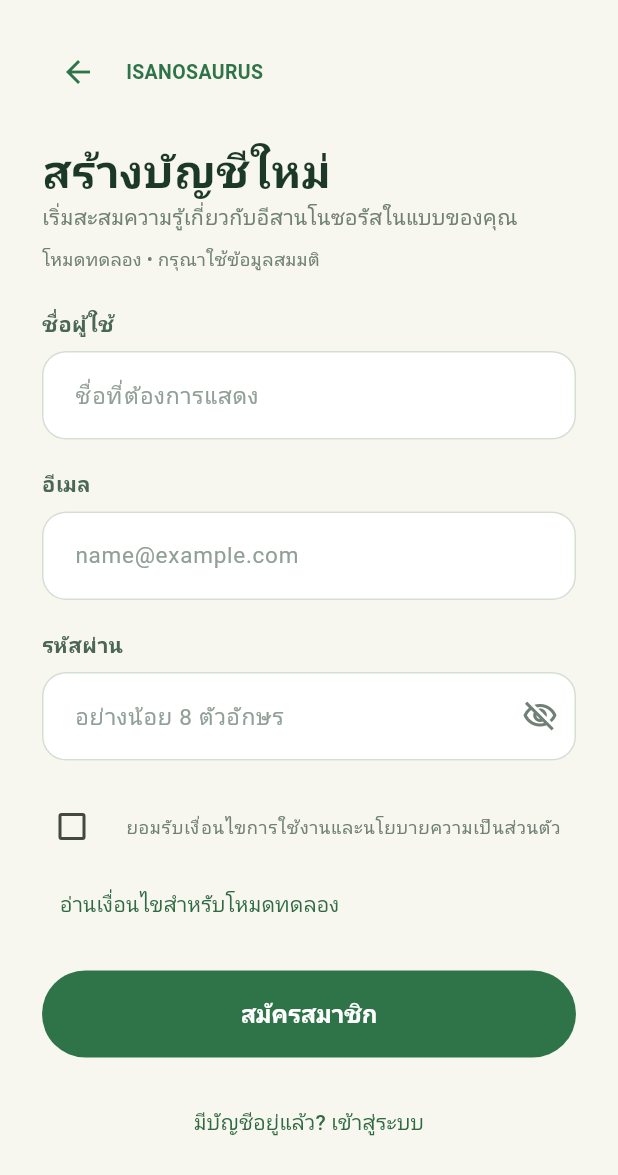
After one commit to Ryu338-kidsada/isanosaurus_app, a Flutter app: the RegisterPage screen opened directly, on a phone screen of 412 x 824 dp. The commit adds this screen. Shown: the top 1175 px of the screen. Run offline on Flutter 3.47's test engine with Material 3 defaults, Android fonts, the phone set to English and light mode, and no system bars.

Commit message:
build register page

```diff
--- /dev/null
+++ b/lib/features/auth/register_page.dart
@@ -0,0 +1,309 @@
+import 'package:flutter/material.dart';
+import 'package:flutter/services.dart';
+
+/// Demonstrates registration locally without storing or sending form values.
+class RegisterPage extends StatefulWidget {
+  const RegisterPage({super.key});
+
+  @override
+  State<RegisterPage> createState() => _RegisterPageState();
+}
+
+class _RegisterPageState extends State<RegisterPage> {
+  static const _leaf = Color(0xFF2F7448);
+  static const _bone = Color(0xFFF7F6EF);
+  static const _ink = Color(0xFF1C3828);
+  static const _muted = Color(0xFF718076);
+  final _formKey = GlobalKey<FormState>();
+  bool _obscurePassword = true;
+
+  void _register() {
+    if (!_formKey.currentState!.validate()) return;
+    FocusScope.of(context).unfocus();
+    _formKey.currentState!.reset();
+    Navigator.of(context).pop(true);
+  }
+
+  void _showTerms() {
+    FocusScope.of(context).unfocus();
+    showDialog<void>(
+      context: context,
+      builder: (context) => AlertDialog(
+        scrollable: true,
+        title: const Text('เงื่อนไขสำหรับโหมดทดลอง'),
+        content: const SingleChildScrollView(
+          child: Text(
+            'หน้านี้ใช้ทดลองขั้นตอนสมัครสมาชิกเท่านั้น ไม่สร้างบัญชีจริง '
+            'และไม่ส่งหรือบันทึกข้อมูลที่กรอกลงฐานข้อมูลหรือพื้นที่จัดเก็บของแอป\n\n'
+            'กรุณาใช้ชื่อ อีเมล และรหัสผ่านสมมติ ข้อมูลในฟอร์มจะถูกล้างเมื่อออกจากหน้านี้ '
+            'หรือทดลองสมัครสำเร็จ',
+          ),
+        ),
+        actions: [
+          TextButton(
+            onPressed: () => Navigator.of(context).pop(),
+            child: const Text('ปิด'),
+          ),
+        ],
+      ),
+    );
+  }
+
+  Widget _field({
+    required String label,
+    required String hint,
+    required FormFieldValidator<String> validator,
+    bool password = false,
+    TextInputType? keyboardType,
+  }) {
+    return Column(
+      crossAxisAlignment: CrossAxisAlignment.start,
+      children: [
+        Text(
+          label,
+          style: const TextStyle(
+            color: Color(0xFF4A6657),
+            fontSize: 14,
+            fontWeight: FontWeight.w700,
+          ),
+        ),
+        const SizedBox(height: 8),
+        TextFormField(
+          key: ValueKey(label),
+          validator: validator,
+          keyboardType: keyboardType,
+          textInputAction: password
+              ? TextInputAction.done
+              : TextInputAction.next,
+          onFieldSubmitted: password ? (_) => _register() : null,
+          obscureText: password && _obscurePassword,
+          autocorrect: false,
+          enableSuggestions: false,
+          style: const TextStyle(color: _ink, fontSize: 15),
+          decoration: InputDecoration(
+            hintText: hint,
+            hintStyle: const TextStyle(color: Color(0xFF91A097), fontSize: 15),
+            filled: true,
+            fillColor: Colors.white,
+            contentPadding: const EdgeInsets.symmetric(
+              horizontal: 18,
+              vertical: 18,
+            ),
+            border: OutlineInputBorder(borderRadius: BorderRadius.circular(16)),
+            enabledBorder: OutlineInputBorder(
+              borderRadius: BorderRadius.circular(16),
+              borderSide: const BorderSide(color: Color(0xFFD4DED3)),
+            ),
+            focusedBorder: OutlineInputBorder(
+              borderRadius: BorderRadius.circular(16),
+              borderSide: const BorderSide(color: _leaf, width: 2),
+            ),
+            errorMaxLines: 3,
+            suffixIcon: password
+                ? IconButton(
+                    tooltip: _obscurePassword ? 'แสดงรหัสผ่าน' : 'ซ่อนรหัสผ่าน',
+                    onPressed: () =>
+                        setState(() => _obscurePassword = !_obscurePassword),
+                    icon: Icon(
+                      _obscurePassword
+                          ? Icons.visibility_off_outlined
+                          : Icons.visibility_outlined,
+                      color: _muted,
+                    ),
+                  )
+                : null,
+          ),
+        ),
+      ],
+    );
+  }
+
+  @override
+  Widget build(BuildContext context) {
+    return AnnotatedRegion<SystemUiOverlayStyle>(
+      value: SystemUiOverlayStyle.dark.copyWith(
+        statusBarColor: Colors.transparent,
+        systemNavigationBarColor: _bone,
+      ),
+      child: Scaffold(
+        backgroundColor: _bone,
+        body: SafeArea(
+          child: Align(
+            alignment: Alignment.topCenter,
+            child: ConstrainedBox(
+              constraints: const BoxConstraints(maxWidth: 480),
+              child: SingleChildScrollView(
+                keyboardDismissBehavior:
+                    ScrollViewKeyboardDismissBehavior.onDrag,
+                padding: const EdgeInsets.fromLTRB(28, 24, 28, 32),
+                child: Form(
+                  key: _formKey,
+                  child: Column(
+                    crossAxisAlignment: CrossAxisAlignment.start,
+                    children: [
+                      Row(
+                        children: [
+                          IconButton(
+                            tooltip: 'กลับ',
+                            onPressed: () => Navigator.of(context).maybePop(),
+                            icon: const Icon(Icons.arrow_back, color: _leaf),
+                          ),
+                          const SizedBox(width: 8),
+                          const Expanded(
+                            child: Text(
+                              'ISANOSAURUS',
+                              style: TextStyle(
+                                color: _leaf,
+                                fontSize: 13,
+                                fontWeight: FontWeight.w700,
+                              ),
+                            ),
+                          ),
+                        ],
+                      ),
+                      const SizedBox(height: 20),
+                      const Text(
+                        'สร้างบัญชีใหม่',
+                        style: TextStyle(
+                          color: _ink,
+                          fontSize: 30,
+                          fontWeight: FontWeight.w800,
+                          height: 1.4,
+                        ),
+                      ),
+                      const Text(
+                        'เริ่มสะสมความรู้เกี่ยวกับอีสานโนซอรัสในแบบของคุณ',
+                        style: TextStyle(
+                          color: _muted,
+                          fontSize: 14,
+                          height: 1.5,
+                        ),
+                      ),
+                      const SizedBox(height: 8),
+                      const Text(
+                        'โหมดทดลอง • กรุณาใช้ข้อมูลสมมติ',
+                        style: TextStyle(
+                          color: _muted,
+                          fontSize: 12,
+                          height: 1.5,
+                        ),
+                      ),
+                      const SizedBox(height: 24),
+                      _field(
+                        label: 'ชื่อผู้ใช้',
+                        hint: 'ชื่อที่ต้องการแสดง',
+                        validator: (value) =>
+                            value == null || value.trim().isEmpty
+                            ? 'กรุณากรอกชื่อผู้ใช้'
+                            : null,
+                      ),
+                      const SizedBox(height: 20),
+                      _field(
+                        label: 'อีเมล',
+                        hint: 'name@example.com',
+                        keyboardType: TextInputType.emailAddress,
+                        validator: (value) {
+                          final email = value?.trim() ?? '';
+                          if (email.isEmpty) return 'กรุณากรอกอีเมล';
+                          return RegExp(
+                                r'^[^\s@]+@[^\s@]+\.[^\s@]+$',
+                              ).hasMatch(email)
+                              ? null
+                              : 'กรุณากรอกอีเมลให้ถูกต้อง';
+                        },
+                      ),
+                      const SizedBox(height: 20),
+                      _field(
+                        label: 'รหัสผ่าน',
+                        hint: 'อย่างน้อย 8 ตัวอักษร',
+                        password: true,
+                        validator: (value) {
+                          if (value == null || value.trim().isEmpty) {
+                            return 'กรุณากรอกรหัสผ่าน';
+                          }
+                          return value.characters.length < 8
+                              ? 'รหัสผ่านต้องมีอย่างน้อย 8 ตัวอักษร'
+                              : null;
+                        },
+                      ),
+                      const SizedBox(height: 16),
+                      FormField<bool>(
+                        initialValue: false,
+                        validator: (value) => value == true
+                            ? null
+                            : 'กรุณายอมรับเงื่อนไขก่อนทดลองสมัครสมาชิก',
+                        builder: (field) => Column(
+                          crossAxisAlignment: CrossAxisAlignment.start,
+                          children: [
+                            CheckboxListTile(
+                              contentPadding: EdgeInsets.zero,
+                              controlAffinity: ListTileControlAffinity.leading,
+                              activeColor: _leaf,
+                              value: field.value ?? false,
+                              onChanged: (value) {
+                                field.didChange(value ?? false);
+                                if (field.hasError) field.validate();
+                              },
+                              title: const Text(
+                                'ยอมรับเงื่อนไขการใช้งานและนโยบายความเป็นส่วนตัว',
+                                style: TextStyle(
+                                  color: _muted,
+                                  fontSize: 12,
+                                  height: 1.5,
+                                ),
+                              ),
+                            ),
+                            if (field.hasError)
+                              Text(
+                                field.errorText!,
+                                style: TextStyle(
+                                  color: Theme.of(context).colorScheme.error,
+                                  fontSize: 12,
+                                ),
+                              ),
+                            TextButton(
+                              onPressed: _showTerms,
+                              child: const Text('อ่านเงื่อนไขสำหรับโหมดทดลอง'),
+                            ),
+                          ],
+                        ),
+                      ),
+                      const SizedBox(height: 20),
+                      SizedBox(
+                        width: double.infinity,
+                        child: FilledButton(
+                          onPressed: _register,
+                          style: FilledButton.styleFrom(
+                            minimumSize: const Size(0, 58),
+                            backgroundColor: _leaf,
+                            foregroundColor: Colors.white,
+                            shape: const StadiumBorder(),
+                            textStyle: const TextStyle(
+                              fontSize: 16,
+                              fontWeight: FontWeight.w700,
+                            ),
+                          ),
+                          child: const Text('สมัครสมาชิก'),
+                        ),
+                      ),
+                      const SizedBox(height: 20),
+                      Center(
+                        child: TextButton(
+                          onPressed: () => Navigator.of(context).maybePop(),
+                          child: const Text(
+                            'มีบัญชีอยู่แล้ว? เข้าสู่ระบบ',
+                            textAlign: TextAlign.center,
+                          ),
+                        ),
+                      ),
+                    ],
+                  ),
+                ),
+              ),
+            ),
+          ),
+        ),
+      ),
+    );
+  }
+}
```
Also changed, not shown: lib/features/auth/login_page.dart (+13 -3 lines), 1 other file.
